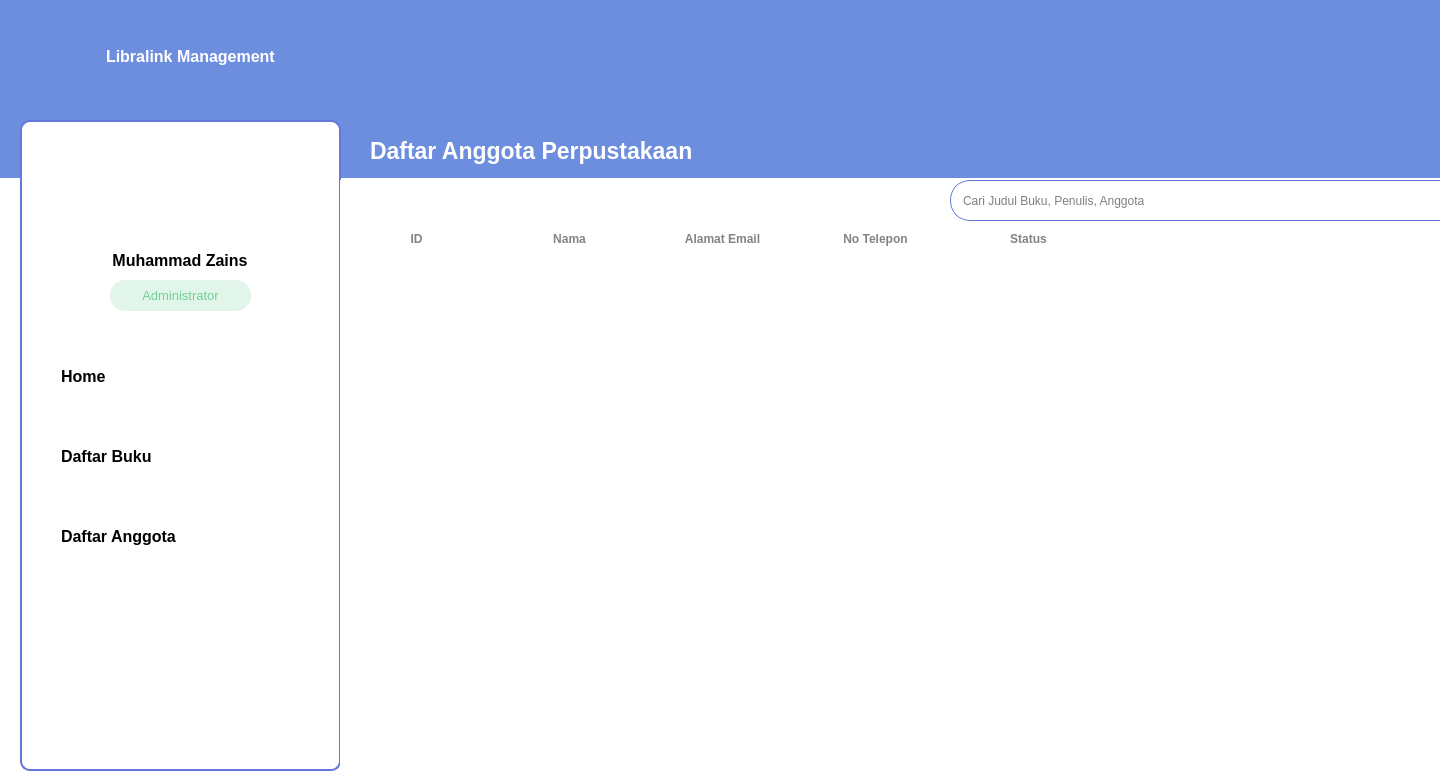
First picture: the form in src/app/page/DaftarAnggota.ui, repository NgokNgok04/Libralink-Library_Management, before the edit.
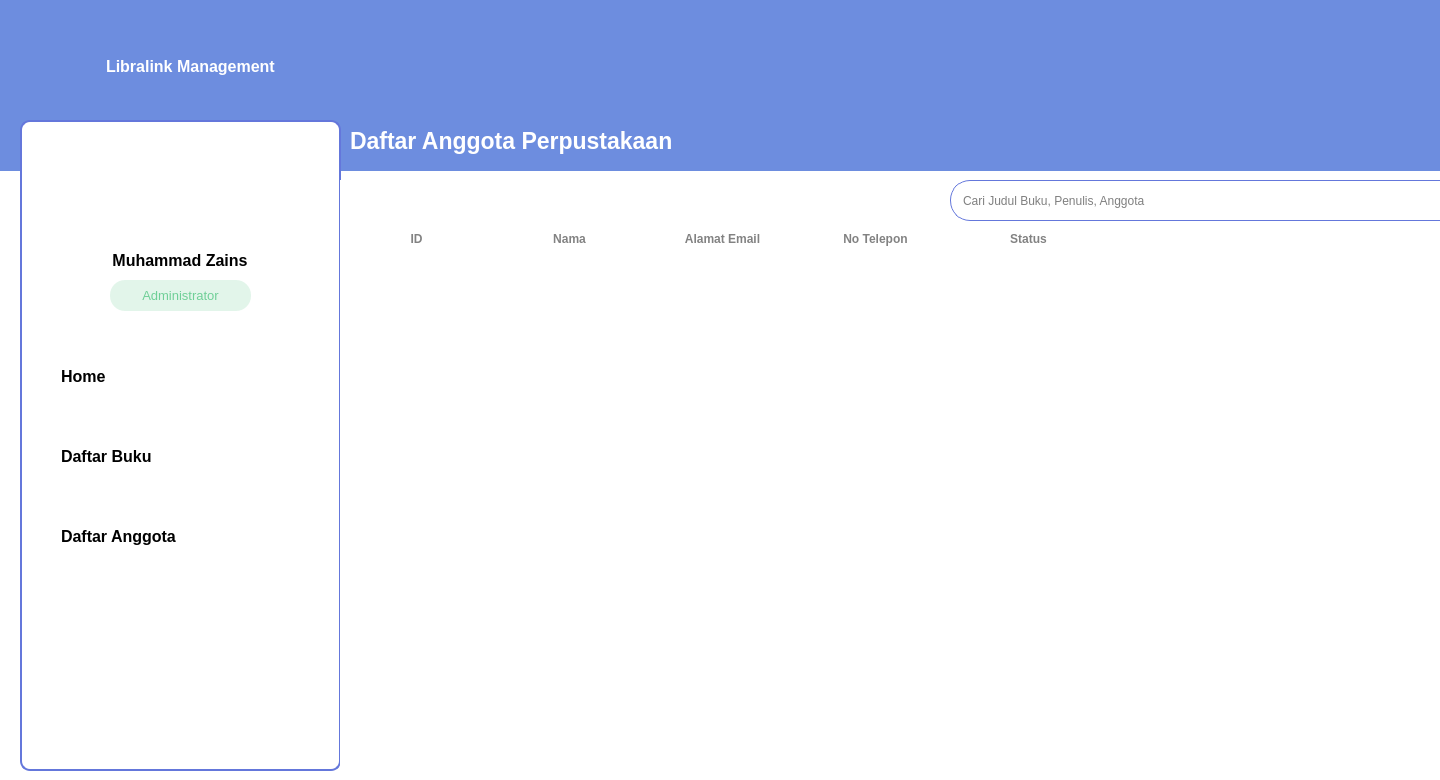
Second picture: the form after the edit. Icons and pictures are not drawn.

```diff
--- a/src/app/page/DaftarAnggota.ui
+++ b/src/app/page/DaftarAnggota.ui
@@ -34,70 +34,19 @@
      <rect>
       <x>0</x>
       <y>0</y>
-      <width>1541</width>
-      <height>178</height>
+      <width>1451</width>
+      <height>171</height>
      </rect>
     </property>
     <property name="styleSheet">
      <string notr="true">background-color: rgb(109, 141, 223);</string>
     </property>
-    <widget class="QWidget" name="layoutWidget">
-     <property name="geometry">
-      <rect>
-       <x>30</x>
-       <y>20</y>
-       <width>338</width>
-       <height>72</height>
-      </rect>
-     </property>
-     <layout class="QHBoxLayout" name="HLayoutLogo">
-      <item>
-       <widget class="QLabel" name="logoLibraLink">
-        <property name="minimumSize">
-         <size>
-          <width>70</width>
-          <height>70</height>
-         </size>
-        </property>
-        <property name="maximumSize">
-         <size>
-          <width>70</width>
-          <height>70</height>
-         </size>
-        </property>
-        <property name="text">
-         <string/>
-        </property>
-        <property name="pixmap">
-         <pixmap resource="resources.qrc">:/assets/libraLinkLogo.png</pixmap>
-        </property>
-       </widget>
-      </item>
-      <item>
-       <widget class="QLabel" name="logoTitle">
-        <property name="font">
-         <font>
-          <pointsize>12</pointsize>
-          <weight>75</weight>
-          <bold>true</bold>
-         </font>
-        </property>
-        <property name="styleSheet">
-         <string notr="true">color: rgb(255, 255, 255);</string>
-        </property>
-        <property name="text">
-         <string>Libralink Management</string>
-        </property>
-       </widget>
-      </item>
-     </layout>
-    </widget>
     <widget class="QStackedWidget" name="stackedWidgetDirectory">
      <property name="geometry">
       <rect>
-       <x>360</x>
-       <y>120</y>
-       <width>481</width>
+       <x>340</x>
+       <y>110</y>
+       <width>431</width>
        <height>61</height>
       </rect>
      </property>
@@ -180,6 +129,57 @@
       </widget>
      </widget>
     </widget>
+    <widget class="QWidget" name="">
+     <property name="geometry">
+      <rect>
+       <x>30</x>
+       <y>30</y>
+       <width>304</width>
+       <height>72</height>
+      </rect>
+     </property>
+     <layout class="QHBoxLayout" name="HLayoutLogo">
+      <item>
+       <widget class="QLabel" name="logoLibraLink">
+        <property name="minimumSize">
+         <size>
+          <width>70</width>
+          <height>70</height>
+         </size>
+        </property>
+        <property name="maximumSize">
+         <size>
+          <width>70</width>
+          <height>70</height>
+         </size>
+        </property>
+        <property name="text">
+         <string/>
+        </property>
+        <property name="pixmap">
+         <pixmap resource="resources.qrc">:/assets/libraLinkLogo.png</pixmap>
+        </property>
+       </widget>
+      </item>
+      <item>
+       <widget class="QLabel" name="logoTitle">
+        <property name="font">
+         <font>
+          <pointsize>12</pointsize>
+          <weight>75</weight>
+          <bold>true</bold>
+         </font>
+        </property>
+        <property name="styleSheet">
+         <string notr="true">color: rgb(255, 255, 255);</string>
+        </property>
+        <property name="text">
+         <string>Libralink Management</string>
+        </property>
+       </widget>
+      </item>
+     </layout>
+    </widget>
    </widget>
    <widget class="QWidget" name="sidebarWidget" native="true">
     <property name="geometry">
```
Left out of the diff: 2 changed lines with no effect on the pictures.
